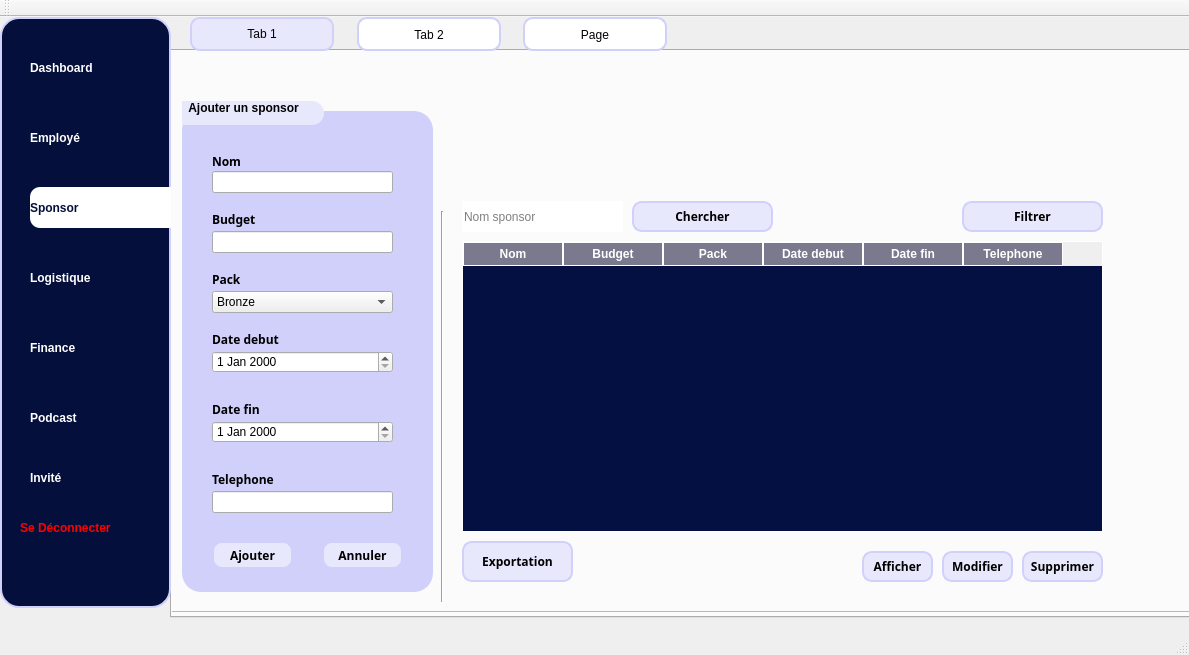
Before: the Qt Designer form mainwindow.ui in esprit2A4Projet/2a4-smart-tv-channel, drawn with Qt 5.
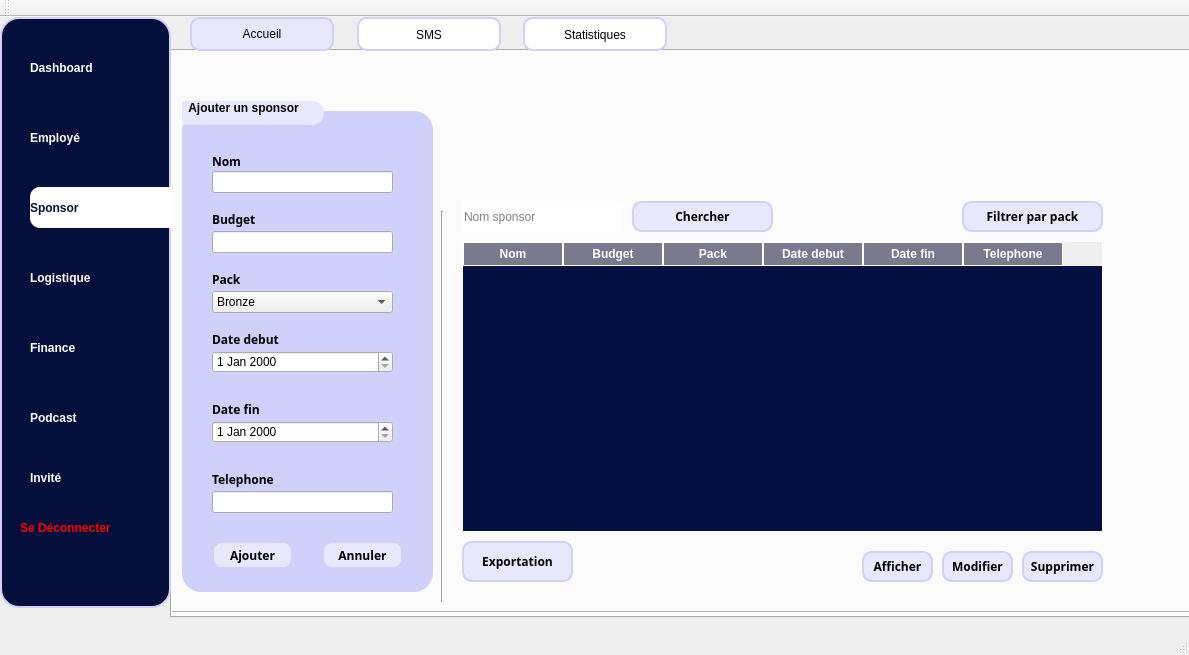
After: the same form once the commit is applied. Icons and pictures are not drawn.

Commit message: version metier complet

The edit to the form file:
```diff
--- a/mainwindow.ui
+++ b/mainwindow.ui
@@ -60,7 +60,7 @@
     </property>
     <widget class="QWidget" name="main">
      <attribute name="title">
-      <string>Tab 1</string>
+      <string>Accueil</string>
      </attribute>
      <widget class="QPushButton" name="pushButton_modifierS">
       <property name="geometry">
@@ -210,43 +210,6 @@
        <string>Chercher</string>
       </property>
      </widget>
-     <widget class="QPushButton" name="pushButton_trierS">
-      <property name="geometry">
-       <rect>
-        <x>790</x>
-        <y>150</y>
-        <width>141</width>
-        <height>31</height>
-       </rect>
-      </property>
-      <property name="font">
-       <font>
-        <family>Space Grotesk</family>
-        <weight>75</weight>
-        <bold>true</bold>
-       </font>
-      </property>
-      <property name="styleSheet">
-       <string notr="true">QLabel {
-    font-family: &quot;Space Grotesk&quot;;
-}
-/* Push Button Styling */
-QPushButton {
-    background-color: #E8E8FD; /* Set the background color for the push button */
-    border: 2px solid #D1D0FB; /* Set the border color */
-    border-radius: 10px; /* Adjust the radius for the rounded corners */
-    color: #000000; /* Set the text color */
-    font-family: &quot;Space Grotesk&quot;;
-
-}
-
-
-</string>
-      </property>
-      <property name="text">
-       <string>Filtrer</string>
-      </property>
-     </widget>
      <widget class="QWidget" name="widget" native="true">
       <property name="geometry">
        <rect>
@@ -907,6 +870,47 @@
       <property name="frameShadow">
        <enum>QFrame::Raised</enum>
       </property>
+      <widget class="QPushButton" name="pushButton_trierS">
+       <property name="geometry">
+        <rect>
+         <x>970</x>
+         <y>160</y>
+         <width>141</width>
+         <height>31</height>
+        </rect>
+       </property>
+       <property name="font">
+        <font>
+         <family>Space Grotesk</family>
+         <weight>75</weight>
+         <bold>true</bold>
+        </font>
+       </property>
+       <property name="styleSheet">
+        <string notr="true">QLabel {
+    font-family: &quot;Space Grotesk&quot;;
+}
+/* Push Button Styling */
+QPushButton {
+    background-color: #E8E8FD; /* Set the background color for the push button */
+    border: 2px solid #D1D0FB; /* Set the border color */
+    border-radius: 10px; /* Adjust the radius for the rounded corners */
+    color: #000000; /* Set the text color */
+    font-family: &quot;Space Grotesk&quot;;
+
+}
+
+QPushButton:hover
+{
+background : rgb(209, 208, 251);   color: #000000; /* Set the text color */
+}
+
+</string>
+       </property>
+       <property name="text">
+        <string>Filtrer par pack</string>
+       </property>
+      </widget>
      </widget>
      <zorder>frame_3</zorder>
      <zorder>pushButton_modifierS</zorder>
@@ -925,7 +929,7 @@
     </widget>
     <widget class="QWidget" name="metier">
      <attribute name="title">
-      <string>Tab 2</string>
+      <string>SMS</string>
      </attribute>
      <widget class="QWidget" name="widget_5" native="true">
       <property name="geometry">
@@ -1089,7 +1093,7 @@
     </widget>
     <widget class="QWidget" name="statistiques">
      <attribute name="title">
-      <string>Page</string>
+      <string>Statistiques</string>
      </attribute>
      <widget class="QWidget" name="widget_7" native="true">
       <property name="geometry">
```
Left out of the diff: 1 changed line with no effect on the pictures. The commit also changes 2 other files.
